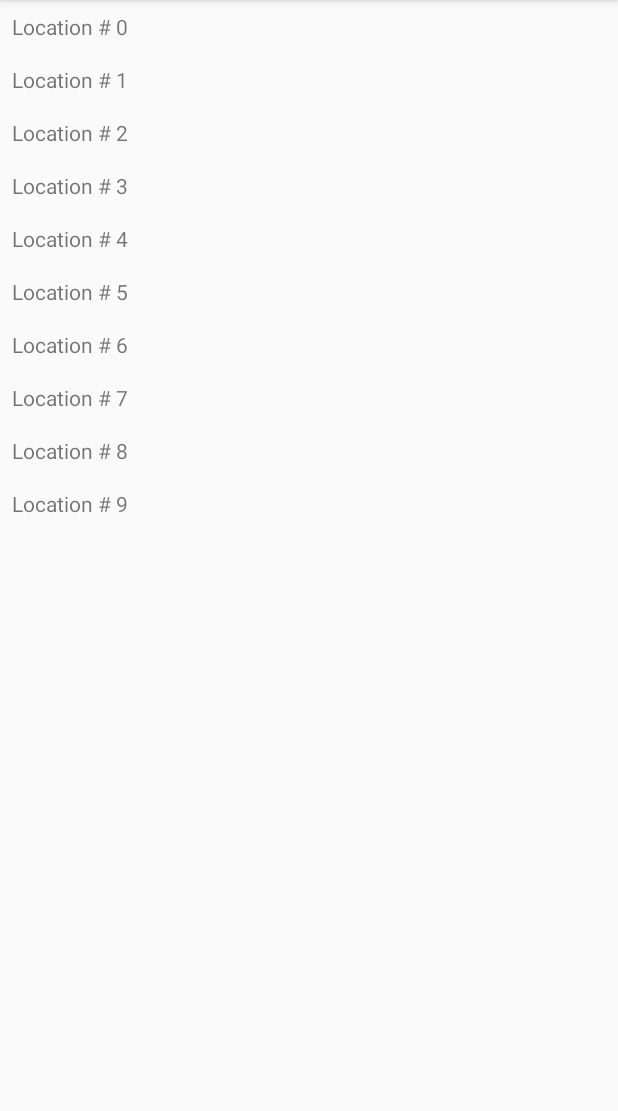
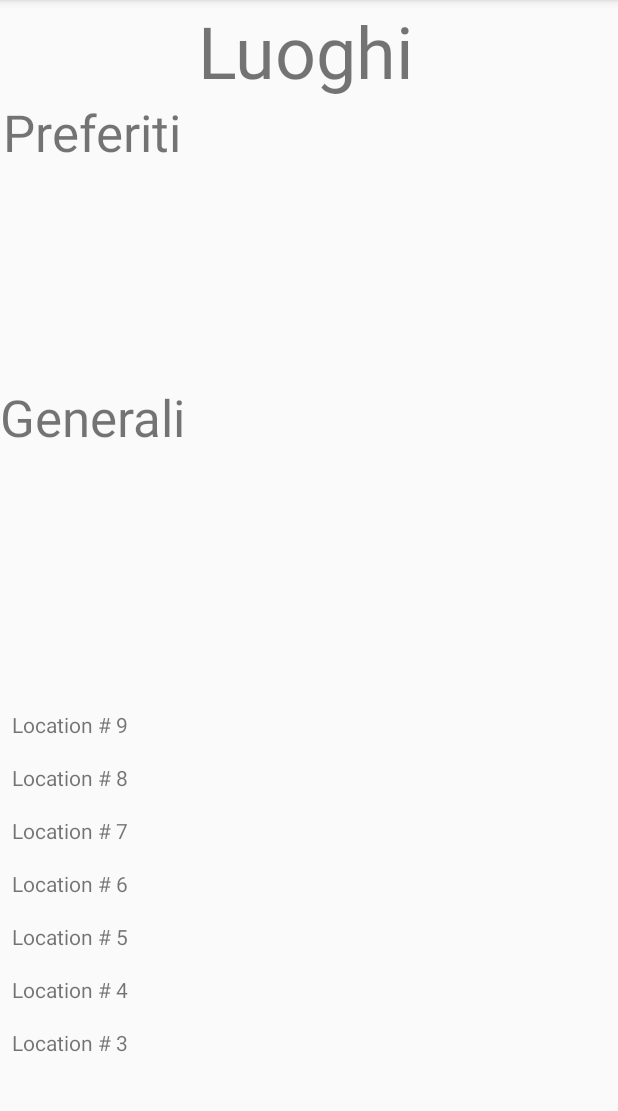
Before and after one commit to matteo-metaldi/appMobile, an Android app: the screen it shows after launch (MainActivity), on a phone screen of 412 x 824 dp, the part 84-1195 px from its top. Run offline under Robolectric (Android 15) with nearby library versions, the phone set to English and light mode, and no system bars.

Commit message:
feature: added main screen to display luoghi preferiti e generale
Ho aggiunto il fragment_preferiti_generale che permette di mostrare i luoghi usando due recycler view, ovviamente va integrato e rivisto meglio assieme
TODO: Rimuovere la classe fragment_preferiti_generale

```diff
--- a/app/build.gradle
+++ b/app/build.gradle
@@ -23,6 +23,7 @@
     implementation 'androidx.appcompat:appcompat:1.2.0'
     implementation 'com.google.android.material:material:1.3.0'
     implementation 'androidx.constraintlayout:constraintlayout:2.0.4'
+    implementation 'androidx.legacy:legacy-support-v4:1.0.0'
     testImplementation 'junit:junit:4.+'
     androidTestImplementation 'androidx.test.ext:junit:1.1.2'
     androidTestImplementation 'androidx.test.espresso:espresso-core:3.3.0'
--- /dev/null
+++ b/app/src/main/java/ch/supsi/dti/isin/meteoapp/fragment_preferiti_generale.java
@@ -0,0 +1,64 @@
+package ch.supsi.dti.isin.meteoapp;
+
+import android.os.Bundle;
+
+import androidx.fragment.app.Fragment;
+
+import android.view.LayoutInflater;
+import android.view.View;
+import android.view.ViewGroup;
+
+/**
+ * A simple {@link Fragment} subclass.
+ * Use the {@link fragment_preferiti_generale#newInstance} factory method to
+ * create an instance of this fragment.
+ */
+public class fragment_preferiti_generale extends Fragment {
+
+    // TODO: Rename parameter arguments, choose names that match
+    // the fragment initialization parameters, e.g. ARG_ITEM_NUMBER
+    private static final String ARG_PARAM1 = "param1";
+    private static final String ARG_PARAM2 = "param2";
+
+    // TODO: Rename and change types of parameters
+    private String mParam1;
+    private String mParam2;
+
+    public fragment_preferiti_generale() {
+        // Required empty public constructor
+    }
+
+    /**
+     * Use this factory method to create a new instance of
+     * this fragment using the provided parameters.
+     *
+     * @param param1 Parameter 1.
+     * @param param2 Parameter 2.
+     * @return A new instance of fragment fragment_preferiti_generale.
+     */
+    // TODO: Rename and change types and number of parameters
+    public static fragment_preferiti_generale newInstance(String param1, String param2) {
+        fragment_preferiti_generale fragment = new fragment_preferiti_generale();
+        Bundle args = new Bundle();
+        args.putString(ARG_PARAM1, param1);
+        args.putString(ARG_PARAM2, param2);
+        fragment.setArguments(args);
+        return fragment;
+    }
+
+    @Override
+    public void onCreate(Bundle savedInstanceState) {
+        super.onCreate(savedInstanceState);
+        if (getArguments() != null) {
+            mParam1 = getArguments().getString(ARG_PARAM1);
+            mParam2 = getArguments().getString(ARG_PARAM2);
+        }
+    }
+
+    @Override
+    public View onCreateView(LayoutInflater inflater, ViewGroup container,
+                             Bundle savedInstanceState) {
+        // Inflate the layout for this fragment
+        return inflater.inflate(R.layout.fragment_preferiti_generale, container, false);
+    }
+}
--- a/app/src/main/java/ch/supsi/dti/isin/meteoapp/fragments/ListFragment.java
+++ b/app/src/main/java/ch/supsi/dti/isin/meteoapp/fragments/ListFragment.java
@@ -34,8 +34,8 @@
 
     @Override
     public View onCreateView(LayoutInflater inflater, ViewGroup container, Bundle savedInstanceState) {
-        View view = inflater.inflate(R.layout.fragment_list, container, false);
-        mLocationRecyclerView = view.findViewById(R.id.recycler_view);
+        View view = inflater.inflate(R.layout.fragment_preferiti_generale, container, false);
+        mLocationRecyclerView = view.findViewById(R.id.recyclerView_generale);
         mLocationRecyclerView.setLayoutManager(new LinearLayoutManager(getActivity()));
 
         List<Location> locations = LocationsHolder.get(getActivity()).getLocations();
--- a/app/src/main/java/ch/supsi/dti/isin/meteoapp/model/LocationsHolder.java
+++ b/app/src/main/java/ch/supsi/dti/isin/meteoapp/model/LocationsHolder.java
@@ -24,6 +24,7 @@
             Location location = new Location();
             location.setName("Location # " + i);
             mLocations.add(location);
+            mLocations.add(0,location);
         }
     }
 
--- /dev/null
+++ b/app/src/main/res/layout/fragment_preferiti_generale.xml
@@ -0,0 +1,68 @@
+<?xml version="1.0" encoding="utf-8"?>
+<RelativeLayout xmlns:android="http://schemas.android.com/apk/res/android"
+    xmlns:app="http://schemas.android.com/apk/res-auto"
+    xmlns:tools="http://schemas.android.com/tools"
+    android:layout_width="match_parent"
+    android:layout_height="match_parent"
+    tools:context=".fragment_preferiti_generale">
+
+    <!-- TODO: Update blank fragment layout -->
+
+    <TextView
+        android:id="@+id/textView3"
+        android:layout_width="match_parent"
+        android:layout_height="wrap_content"
+        android:layout_alignParentStart="true"
+        android:layout_alignParentTop="true"
+        android:layout_marginStart="2dp"
+        android:layout_marginTop="65dp"
+        android:text="Preferiti"
+        android:textSize="34sp" />
+
+    <TextView
+        android:id="@+id/textView2"
+        android:layout_width="match_parent"
+        android:layout_height="wrap_content"
+        android:layout_alignParentStart="true"
+        android:layout_alignParentTop="true"
+        android:layout_alignParentEnd="true"
+        android:layout_centerHorizontal="true"
+        android:layout_marginStart="0dp"
+        android:layout_marginTop="255dp"
+        android:layout_marginEnd="0dp"
+        android:text="Generali"
+        android:textSize="34sp" />
+
+    <androidx.recyclerview.widget.RecyclerView
+        android:id="@+id/recyclerView_preferiti"
+        android:layout_width="409dp"
+        android:layout_height="143dp"
+        android:layout_alignParentStart="true"
+        android:layout_alignParentTop="true"
+        android:layout_marginStart="2dp"
+        android:layout_marginTop="111dp" />
+
+    <androidx.recyclerview.widget.RecyclerView
+        android:id="@+id/recyclerView_generale"
+        android:layout_width="match_parent"
+        android:layout_height="243dp"
+        android:layout_alignParentStart="true"
+        android:layout_alignParentBottom="true"
+        android:layout_marginStart="0dp"
+        android:layout_marginBottom="59dp">
+
+    </androidx.recyclerview.widget.RecyclerView>
+
+    <TextView
+        android:id="@+id/textView4"
+        android:layout_width="411dp"
+        android:layout_height="wrap_content"
+        android:layout_alignParentStart="true"
+        android:layout_alignParentTop="true"
+        android:layout_marginStart="-1dp"
+        android:layout_marginTop="1dp"
+        android:gravity="center"
+        android:text="Luoghi"
+        android:textSize="48sp" />
+
+</RelativeLayout>
--- a/app/src/main/res/layout/fragment_splash.xml
+++ b/app/src/main/res/layout/fragment_splash.xml
@@ -23,8 +23,8 @@
         android:id="@+id/imageView"
         android:layout_width="128dp"
         android:layout_height="128dp"
-        android:layout_marginTop="310dp"
-        android:layout_marginEnd="153dp"
+        android:layout_marginTop="300dp"
+        android:layout_marginEnd="140dp"
         app:layout_constraintEnd_toEndOf="parent"
         app:layout_constraintTop_toTopOf="parent"
         tools:ignore="ImageContrastCheck"
--- a/app/src/main/res/values/strings.xml
+++ b/app/src/main/res/values/strings.xml
@@ -1,3 +1,5 @@
 <resources>
     <string name="app_name">MeteoApp</string>
+    <!-- TODO: Remove or change this placeholder text -->
+    <string name="hello_blank_fragment">Hello blank fragment</string>
 </resources>
```
